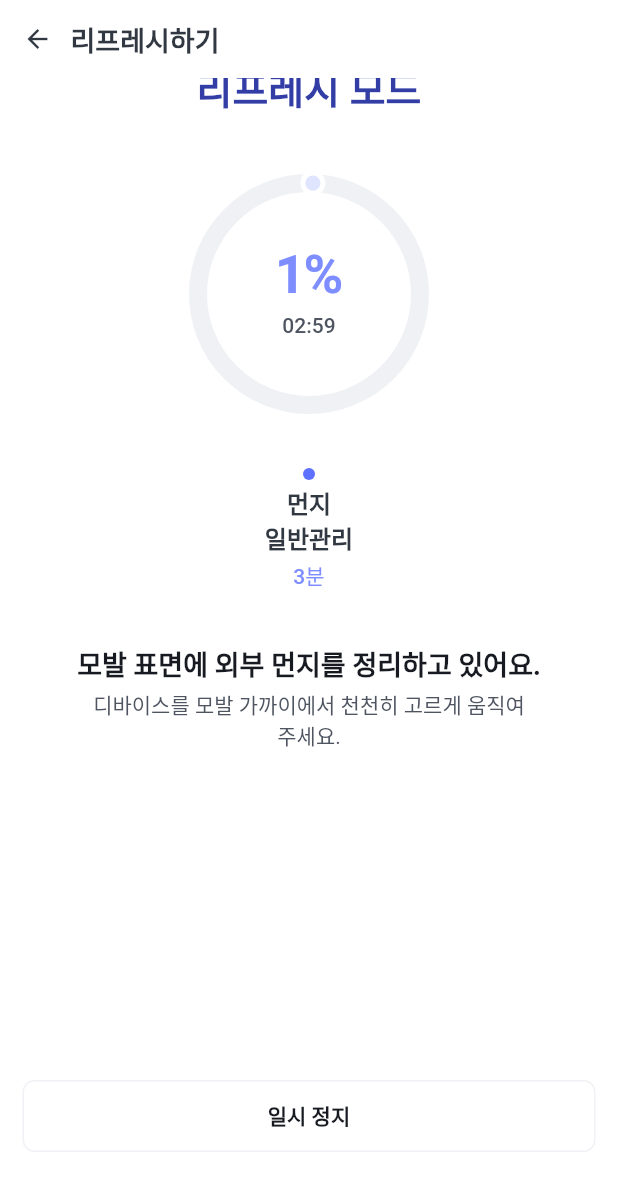
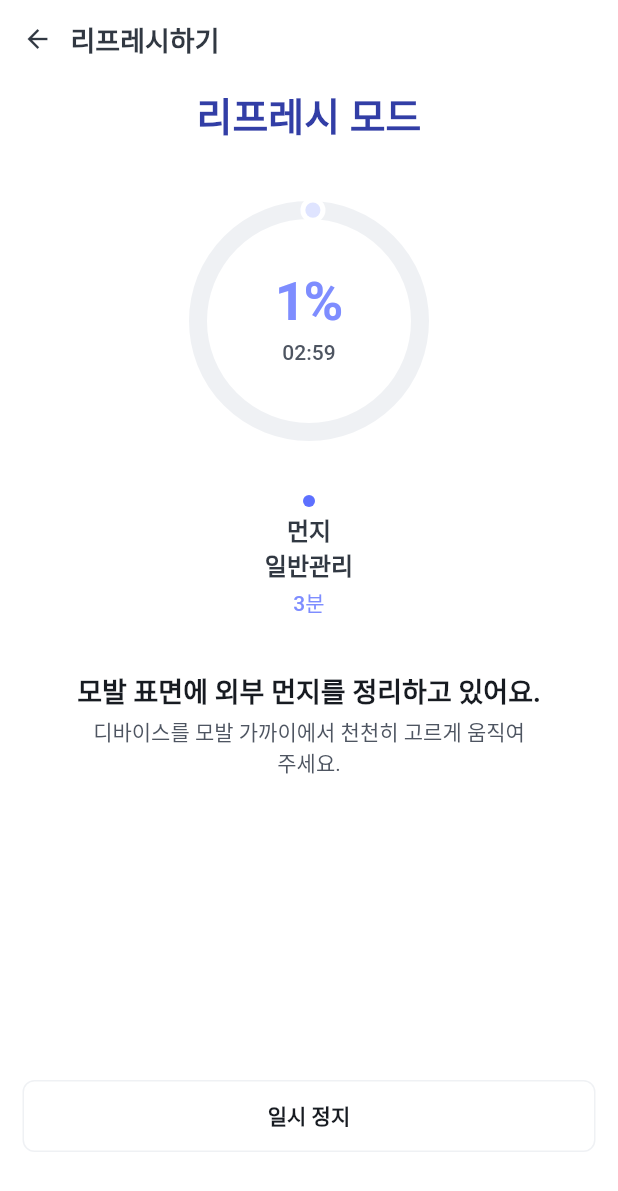
Before and after one commit to rlatkdwns575/LG_HAIR_REFRESHER, a Flutter app: the RefreshProgressPage screen opened by its route, on a phone screen of 412 x 824 dp. Shown: the top 1191 px of the screen. Run offline on Flutter 3.47's test engine with Material 3 defaults, Android fonts, the phone set to English and light mode, and no system bars; our stand-ins replace go_router, supabase_flutter; accounts and stored records are empty; Roboto replaces fonts that are missing (Pretendard); statements that could not run were skipped.

Commit message:
fix(refresh): restore back navigation and pin progress title on short screens (#29)
새로고침 진행을 중단할 때 go 대신 pop을 사용하여 목록 뒤로 가기 버튼이 작동하도록 하고, 오버플로 콘텐츠를 스크롤하는 동안 모드 제목이 고정되도록 변경

```diff
--- a/lib/features/refresh/ui/page/refresh_page.dart
+++ b/lib/features/refresh/ui/page/refresh_page.dart
@@ -176,7 +176,13 @@ class _RefreshPageState extends State<RefreshPage> {
       appBar: AppCommonTopHeader(
         variant: AppCommonTopHeaderVariant.gnb,
         title: '헤어 리프레시',
-        onBack: () => context.pop(),
+        onBack: () {
+          if (context.canPop()) {
+            context.pop();
+          } else {
+            context.goHome();
+          }
+        },
       ),
       body: _isLoading
           ? const Center(child: CircularProgressIndicator())
--- a/lib/features/refresh/ui/page/refresh_progress_page.dart
+++ b/lib/features/refresh/ui/page/refresh_progress_page.dart
@@ -47,7 +47,6 @@ class _RefreshProgressPageState extends State<RefreshProgressPage> {
   static const double _spacingBelowModeName = 40;
   static const double _spacingBelowRing = 36;
   static const double _spacingBelowStepStrip = 36;
-  static const double _contentOffsetY = -84;
 
   @override
   void initState() {
@@ -178,7 +177,7 @@ class _RefreshProgressPageState extends State<RefreshProgressPage> {
     }
 
     _timer?.cancel();
-    context.go(AppRoutePaths.refresh);
+    context.pop();
   }
 
   void _togglePause() {
@@ -204,23 +203,16 @@ class _RefreshProgressPageState extends State<RefreshProgressPage> {
           onBack: _confirmStop,
         ),
         body: Column(
+          crossAxisAlignment: CrossAxisAlignment.stretch,
           children: [
-            Expanded(
-              child: Align(
-                alignment: const Alignment(0, -0.2),
-                child: Transform.translate(
-                  offset: const Offset(0, _contentOffsetY),
-                  child: SingleChildScrollView(
+            Padding(
               padding: const EdgeInsets.fromLTRB(
                 15,
+                AppSpacing.sm,
+                15,
                 0,
-                      15,
-                      AppSpacing.md,
               ),
-                    child: Column(
-                      mainAxisSize: MainAxisSize.min,
-                      children: [
-                        AppText(
+              child: AppText(
                 _session.modeName,
                 textAlign: TextAlign.center,
                 style: AppTextStyles.headlineL.copyWith(
@@ -229,7 +221,18 @@ class _RefreshProgressPageState extends State<RefreshProgressPage> {
                   height: 32 / 26,
                 ),
               ),
-                        const SizedBox(height: _spacingBelowModeName),
+            ),
+            Expanded(
+              child: SingleChildScrollView(
+                padding: const EdgeInsets.fromLTRB(
+                  15,
+                  _spacingBelowModeName,
+                  15,
+                  AppSpacing.md,
+                ),
+                child: Column(
+                  mainAxisSize: MainAxisSize.min,
+                  children: [
                     RefreshProgressRing(
                       progress: _progress,
                       remainingLabel: _formatClock(_totalRemainingSeconds),
@@ -249,8 +252,6 @@ class _RefreshProgressPageState extends State<RefreshProgressPage> {
                       pausedHint: _pausedHint,
                     ),
                   ],
-                    ),
-                  ),
                 ),
               ),
             ),
```
Lines whose indentation alone changed are shown as unchanged.
